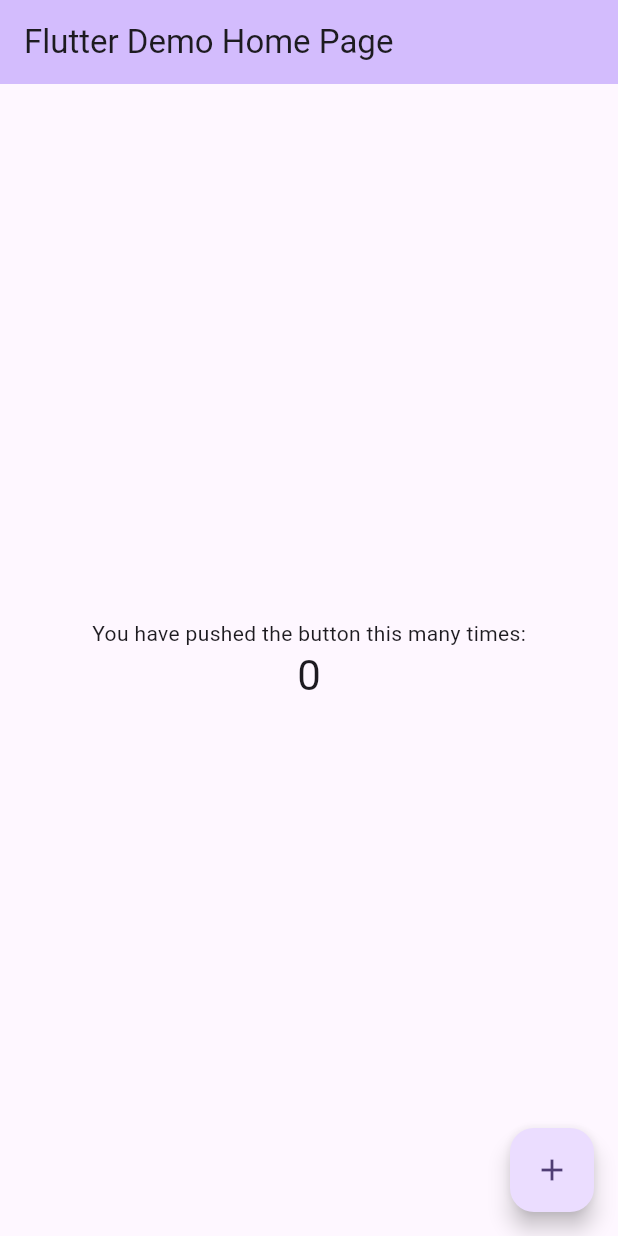
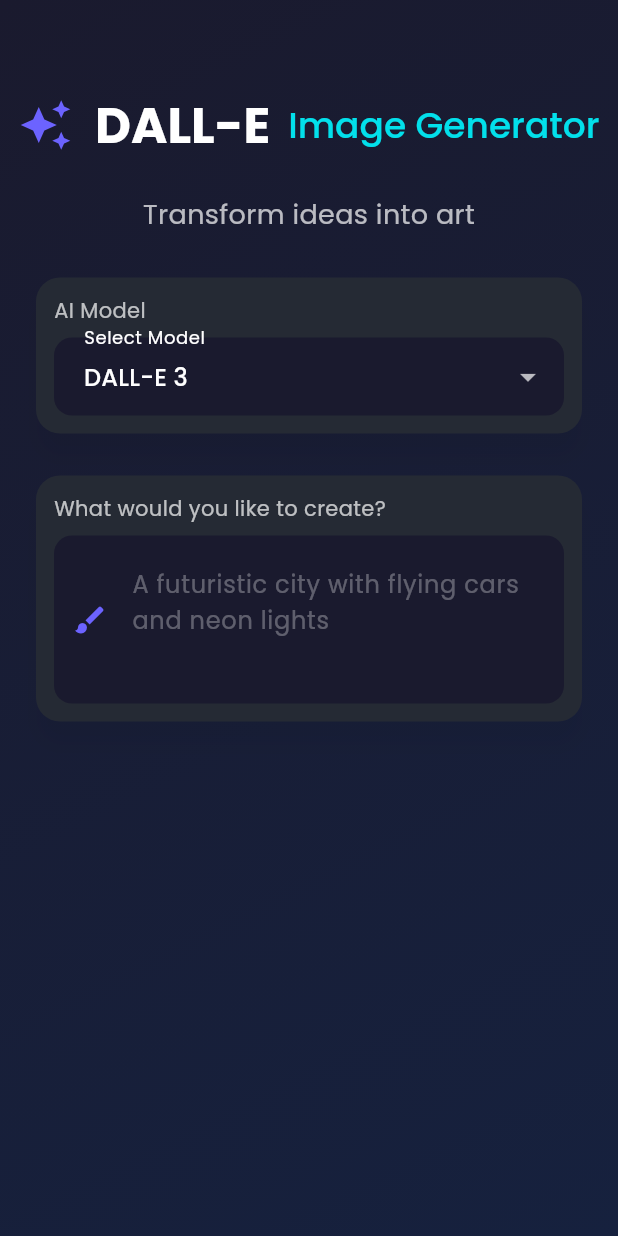
Before and after one commit to Shajeel-Afzal/AI_Image_Generator_Flutter, a Flutter app: the screen it shows after launch, on a phone screen of 412 x 824 dp. Run offline on Flutter 3.47's test engine with Material 3 defaults, Android fonts, the phone set to English and light mode, and no system bars; drawn by our look-alikes of animated_text_kit; our stand-ins replace google_fonts.

```diff
--- a/lib/main.dart
+++ b/lib/main.dart
@@ -1,4 +1,6 @@
+import 'package:ai_image_generator/screens/image_generator_screen.dart';
 import 'package:flutter/material.dart';
+import 'package:google_fonts/google_fonts.dart';
 
 void main() {
   runApp(const MyApp());
@@ -11,112 +13,45 @@ class MyApp extends StatelessWidget {
   @override
   Widget build(BuildContext context) {
     return MaterialApp(
-      title: 'Flutter Demo',
+      title: "DALL-E image Generator",
       theme: ThemeData(
-        // This is the theme of your application.
-        //
-        // TRY THIS: Try running your application with "flutter run". You'll see
-        // the application has a purple toolbar. Then, without quitting the app,
-        // try changing the seedColor in the colorScheme below to Colors.green
-        // and then invoke "hot reload" (save your changes or press the "hot
-        // reload" button in a Flutter-supported IDE, or press "r" if you used
-        // the command line to start the app).
-        //
-        // Notice that the counter didn't reset back to zero; the application
-        // state is not lost during the reload. To reset the state, use hot
-        // restart instead.
-        //
-        // This works for code too, not just values: Most code changes can be
-        // tested with just a hot reload.
-        colorScheme: ColorScheme.fromSeed(seedColor: Colors.deepPurple),
+        primaryColor: const Color(0xFF6C63FF),
+        scaffoldBackgroundColor: const Color(0xFF1A1A2E),
+        textTheme: GoogleFonts.poppinsTextTheme(Theme.of(context).textTheme),
+        colorScheme: ColorScheme.dark(
+          primary: const Color(0xFF6C63FF),
+          secondary: const Color(0xFF00F5FF),
+          surface: const Color(0xFF252A34),
+          background: const Color(0xFF1A1A2E),
+        ),
+        elevatedButtonTheme: ElevatedButtonThemeData(
+          style: ElevatedButton.styleFrom(
+            backgroundColor: const Color(0xFF6C63FF),
+            foregroundColor: Colors.white,
+            elevation: 8,
+            shadowColor: const Color(0xFF6C63FF).withOpacity(0.5),
+            shape: RoundedRectangleBorder(
+              borderRadius: BorderRadius.circular(16),
+            ),
+            padding: const EdgeInsets.symmetric(vertical: 16),
+          ),
+        ),
+        inputDecorationTheme: InputDecorationTheme(
+          fillColor: const Color(0xFF252A34),
+          filled: true,
+          border: OutlineInputBorder(
+            borderRadius: BorderRadius.circular(16),
+            borderSide: BorderSide.none,
+          ),
+          focusedBorder: OutlineInputBorder(
+            borderRadius: BorderRadius.circular(16),
+            borderSide: const BorderSide(color: Color(0xFF6C63FF), width: 2),
+          ),
+          contentPadding: const EdgeInsets.all(20),
+        ),
       ),
-      home: const MyHomePage(title: 'Flutter Demo Home Page'),
+
+      home: ImageGeneratorScreen(),
     );
   }
 }
-
-class MyHomePage extends StatefulWidget {
-  const MyHomePage({super.key, required this.title});
-
-  // This widget is the home page of your application. It is stateful, meaning
-  // that it has a State object (defined below) that contains fields that affect
-  // how it looks.
-
-  // This class is the configuration for the state. It holds the values (in this
-  // case the title) provided by the parent (in this case the App widget) and
-  // used by the build method of the State. Fields in a Widget subclass are
-  // always marked "final".
-
-  final String title;
-
-  @override
-  State<MyHomePage> createState() => _MyHomePageState();
-}
-
-class _MyHomePageState extends State<MyHomePage> {
-  int _counter = 0;
-
-  void _incrementCounter() {
-    setState(() {
-      // This call to setState tells the Flutter framework that something has
-      // changed in this State, which causes it to rerun the build method below
-      // so that the display can reflect the updated values. If we changed
-      // _counter without calling setState(), then the build method would not be
-      // called again, and so nothing would appear to happen.
-      _counter++;
-    });
-  }
-
-  @override
-  Widget build(BuildContext context) {
-    // This method is rerun every time setState is called, for instance as done
-    // by the _incrementCounter method above.
-    //
-    // The Flutter framework has been optimized to make rerunning build methods
-    // fast, so that you can just rebuild anything that needs updating rather
-    // than having to individually change instances of widgets.
-    return Scaffold(
-      appBar: AppBar(
-        // TRY THIS: Try changing the color here to a specific color (to
-        // Colors.amber, perhaps?) and trigger a hot reload to see the AppBar
-        // change color while the other colors stay the same.
-        backgroundColor: Theme.of(context).colorScheme.inversePrimary,
-        // Here we take the value from the MyHomePage object that was created by
-        // the App.build method, and use it to set our appbar title.
-        title: Text(widget.title),
-      ),
-      body: Center(
-        // Center is a layout widget. It takes a single child and positions it
-        // in the middle of the parent.
-        child: Column(
-          // Column is also a layout widget. It takes a list of children and
-          // arranges them vertically. By default, it sizes itself to fit its
-          // children horizontally, and tries to be as tall as its parent.
-          //
-          // Column has various properties to control how it sizes itself and
-          // how it positions its children. Here we use mainAxisAlignment to
-          // center the children vertically; the main axis here is the vertical
-          // axis because Columns are vertical (the cross axis would be
-          // horizontal).
-          //
-          // TRY THIS: Invoke "debug painting" (choose the "Toggle Debug Paint"
-          // action in the IDE, or press "p" in the console), to see the
-          // wireframe for each widget.
-          mainAxisAlignment: MainAxisAlignment.center,
-          children: <Widget>[
-            const Text('You have pushed the button this many times:'),
-            Text(
-              '$_counter',
-              style: Theme.of(context).textTheme.headlineMedium,
-            ),
-          ],
-        ),
-      ),
-      floatingActionButton: FloatingActionButton(
-        onPressed: _incrementCounter,
-        tooltip: 'Increment',
-        child: const Icon(Icons.add),
-      ), // This trailing comma makes auto-formatting nicer for build methods.
-    );
-  }
-}
--- /dev/null
+++ b/lib/screens/image_generator_screen.dart
@@ -0,0 +1,333 @@
+import 'dart:convert';
+
+import 'package:animated_text_kit/animated_text_kit.dart';
+import 'package:flutter/material.dart';
+import 'package:http/http.dart' as http;
+
+class ImageGeneratorScreen extends StatefulWidget {
+  const ImageGeneratorScreen({super.key});
+
+  @override
+  State<ImageGeneratorScreen> createState() => _ImageGeneratorScreenState();
+}
+
+class _ImageGeneratorScreenState extends State<ImageGeneratorScreen> {
+  final TextEditingController _promptController = TextEditingController();
+  String _apiKey = "";
+  String _modelVersion = 'dall-e-3';
+  String _errorMessage = '';
+  bool _isLoading = false;
+  String? _imageUrl;
+
+  @override
+  void dispose() {
+    _promptController.dispose();
+    super.dispose();
+  }
+
+  Future<void> _generateImage() async {
+    if (_promptController.text.isEmpty) {
+      setState(() {
+        _errorMessage = "Please enter a prompt";
+      });
+      return;
+    }
+    setState(() {
+      _isLoading = true;
+      _errorMessage = '';
+      _imageUrl = null;
+    });
+    try {
+      final response = await http.post(
+        Uri.parse("https://api.openai.com/v1/images/generations"),
+        headers: {
+          'Content-Type': 'application/json',
+          'Authorization': 'Bearer $_apiKey',
+        },
+        body: jsonEncode({
+          'prompt': _promptController.text,
+          'n': 1,
+          'size': '1024x1024',
+          'model': _modelVersion,
+        }),
+      );
+
+      if (response.statusCode == 200) {
+        final data = jsonDecode(response.body);
+        debugPrint(data.toString());
+        setState(() {
+          _imageUrl = data['data'][0]["url"];
+          _isLoading = false;
+        });
+      } else {
+        setState(() {
+          _errorMessage = "Error: ${_parseErrorMessage(response.body)}";
+          _isLoading = false;
+        });
+      }
+    } catch (e) {
+      setState(() {
+        _errorMessage = "Exception: ${e.toString()}";
+        _isLoading = false;
+      });
+    }
+  }
+
+  String _parseErrorMessage(String responseBody) {
+    try {
+      final parsed = json.decode(responseBody);
+      return parsed['error']['message'] ?? "Unknown error";
+    } catch (_) {
+      return "Failed to parse error message";
+    }
+  }
+
+  @override
+  Widget build(BuildContext context) {
+    return Scaffold(
+      body: SafeArea(
+        child: Container(
+          decoration: BoxDecoration(
+            gradient: LinearGradient(
+              begin: Alignment.topLeft,
+              end: Alignment.bottomRight,
+              colors: [const Color(0xFF1A1A2E), const Color(0xFF16213E)],
+            ),
+          ),
+          child: CustomScrollView(
+            slivers: [
+              SliverAppBar(
+                expandedHeight: 120,
+                pinned: true,
+                backgroundColor: Colors.transparent,
+                elevation: 0,
+                flexibleSpace: FlexibleSpaceBar(
+                  title: Row(
+                    mainAxisSize: MainAxisSize.min,
+                    children: [
+                      const Icon(Icons.auto_awesome, color: Color(0xFF6C63FF)),
+                      const SizedBox(width: 10),
+                      const Text(
+                        "DALL-E",
+                        style: TextStyle(
+                          color: Colors.white,
+                          fontWeight: FontWeight.bold,
+                        ),
+                      ),
+                      SizedBox(width: 8),
+                      Text(
+                        "Image Generator",
+                        style: TextStyle(
+                          color: const Color(0xFF00F5FF).withOpacity(0.9),
+                          fontWeight: FontWeight.w500,
+                          fontSize: 16,
+                        ),
+                      ),
+                    ],
+                  ),
+                  centerTitle: true,
+                ),
+              ),
+              SliverToBoxAdapter(
+                child: Padding(
+                  padding: const EdgeInsets.fromLTRB(20, 10, 20, 30),
+                  child: Column(
+                    crossAxisAlignment: CrossAxisAlignment.stretch,
+                    children: [
+                      Center(
+                        child: AnimatedTextKit(
+                          animatedTexts: [
+                            TyperAnimatedText(
+                              "Transform ideas into art",
+                              textStyle: TextStyle(
+                                fontSize: 18,
+                                color: Colors.white.withOpacity(0.7),
+                              ),
+                              speed: const Duration(milliseconds: 100),
+                            ),
+                          ],
+                          totalRepeatCount: 1,
+                          displayFullTextOnTap: true,
+                        ),
+                      ),
+                      const SizedBox(height: 25),
+                      Card(
+                        shape: RoundedRectangleBorder(
+                          borderRadius: BorderRadius.circular(16),
+                        ),
+                        color: const Color(0xFF252A34),
+                        elevation: 8,
+                        shadowColor: Colors.black.withOpacity(0.2),
+                        child: Padding(
+                          padding: const EdgeInsets.all(12),
+                          child: Column(
+                            crossAxisAlignment: CrossAxisAlignment.start,
+                            children: [
+                              Text(
+                                "AI Model",
+                                style: TextStyle(
+                                  fontSize: 14,
+                                  color: Colors.white.withOpacity(0.7),
+                                ),
+                              ),
+                              const SizedBox(height: 8),
+                              DropdownButtonFormField<String>(
+                                value: _modelVersion,
+                                decoration: InputDecoration(
+                                  filled: true,
+                                  fillColor: Color(0xFF1A1A2E),
+                                  labelText: "Select Model",
+                                  border: OutlineInputBorder(
+                                    borderRadius: BorderRadius.circular(12),
+                                    borderSide: BorderSide.none,
+                                  ),
+                                  contentPadding: const EdgeInsets.symmetric(
+                                    horizontal: 16,
+                                    vertical: 14,
+                                  ),
+                                ),
+                                dropdownColor: const Color(0xFF252A34),
+                                items: [
+                                  DropdownMenuItem(
+                                    value: "dall-e-3",
+                                    child: Text(
+                                      "DALL-E 3",
+                                      style: TextStyle(color: Colors.white),
+                                    ),
+                                  ),
+                                  DropdownMenuItem(
+                                    value: "dall-e-2",
+                                    child: Text(
+                                      "DALL-E 2",
+                                      style: TextStyle(color: Colors.white),
+                                    ),
+                                  ),
+                                ],
+                                onChanged: (value) {
+                                  setState(() {
+                                    _modelVersion = value!;
+                                  });
+                                },
+                              ),
+                            ],
+                          ),
+                        ),
+                      ),
+
+                      SizedBox(height: 20),
+                      // Prompt Input Card
+                      Card(
+                        shape: RoundedRectangleBorder(
+                          borderRadius: BorderRadius.circular(16),
+                        ),
+                        color: const Color(0xFF252A34),
+                        elevation: 8,
+                        shadowColor: Colors.black.withOpacity(0.2),
+                        child: Padding(
+                          padding: const EdgeInsets.all(12),
+                          child: Column(
+                            crossAxisAlignment: CrossAxisAlignment.start,
+                            children: [
+                              Text(
+                                'What would you like to create?',
+                                style: TextStyle(
+                                  fontSize: 14,
+                                  color: Colors.white.withOpacity(0.7),
+                                ),
+                              ),
+                              const SizedBox(height: 8),
+                              TextField(
+                                controller: _promptController,
+                                decoration: InputDecoration(
+                                  hintText:
+                                      'A futuristic city with flying cars and neon lights',
+                                  hintStyle: TextStyle(
+                                    color: Colors.white.withOpacity(0.3),
+                                  ),
+                                  filled: true,
+                                  fillColor: const Color(0xFF1A1A2E),
+                                  prefixIcon: const Icon(
+                                    Icons.brush,
+                                    color: Color(0xFF6C63FF),
+                                  ),
+                                  border: OutlineInputBorder(
+                                    borderRadius: BorderRadius.circular(12),
+                                    borderSide: BorderSide.none,
+                                  ),
+                                ),
+                                maxLines: 3,
+                                style: const TextStyle(color: Colors.white),
+                              ),
+                            ],
+                          ),
+                        ),
+                      ),
+                      // TextField(
+                      //   controller: _promptController,
+                      //   decoration: const InputDecoration(
+                      //     labelText: "Enter your prompt",
+                      //     hintText: "A futuristic city with flying cars",
+                      //     border: OutlineInputBorder(),
+                      //   ),
+                      //   maxLines: 3,
+                      // ),
+                      // const SizedBox(height: 20),
+                      // ElevatedButton(
+                      //   onPressed: _isLoading ? null : _generateImage,
+                      //   child:
+                      //       _isLoading
+                      //           ? const CircularProgressIndicator()
+                      //           : const Text("Generate Image"),
+                      // ),
+                      // if (_errorMessage.isNotEmpty)
+                      //   Padding(
+                      //     padding: const EdgeInsets.only(top: 10.0),
+                      //     child: Text(
+                      //       _errorMessage,
+                      //       style: const TextStyle(color: Colors.red),
+                      //     ),
+                      //   ),
+                      // const SizedBox(height: 20),
+                      // Expanded(
+                      //   child:
+                      //       _imageUrl != null
+                      //           ? Image.network(
+                      //             _imageUrl!,
+                      //             loadingBuilder: (
+                      //               context,
+                      //               child,
+                      //               loadingProgress,
+                      //             ) {
+                      //               if (loadingProgress == null) return child;
+                      //               return Center(
+                      //                 child: CircularProgressIndicator(
+                      //                   value:
+                      //                       loadingProgress
+                      //                                   .expectedTotalBytes !=
+                      //                               null
+                      //                           ? loadingProgress
+                      //                                   .cumulativeBytesLoaded /
+                      //                               loadingProgress
+                      //                                   .expectedTotalBytes!
+                      //                           : null,
+                      //                 ),
+                      //               );
+                      //             },
+                      //           )
+                      //           : Center(
+                      //             child: Text(
+                      //               "your generated image will appear here",
+                      //             ),
+                      //           ),
+                      // ),
+                    ],
+                  ),
+                ),
+              ),
+            ],
+          ),
+        ),
+      ),
+    );
+  }
+}
--- a/pubspec.yaml
+++ b/pubspec.yaml
@@ -31,9 +31,14 @@ dependencies:
   flutter:
     sdk: flutter
 
+
   # The following adds the Cupertino Icons font to your application.
   # Use with the CupertinoIcons class for iOS style icons.
   cupertino_icons: ^1.0.8
+  http: ^1.3.0
+  google_fonts: ^6.2.1
+  animated_text_kit: ^4.2.3
+
 
 dev_dependencies:
   flutter_test:
```
Also changed, not shown: 10 other files.
